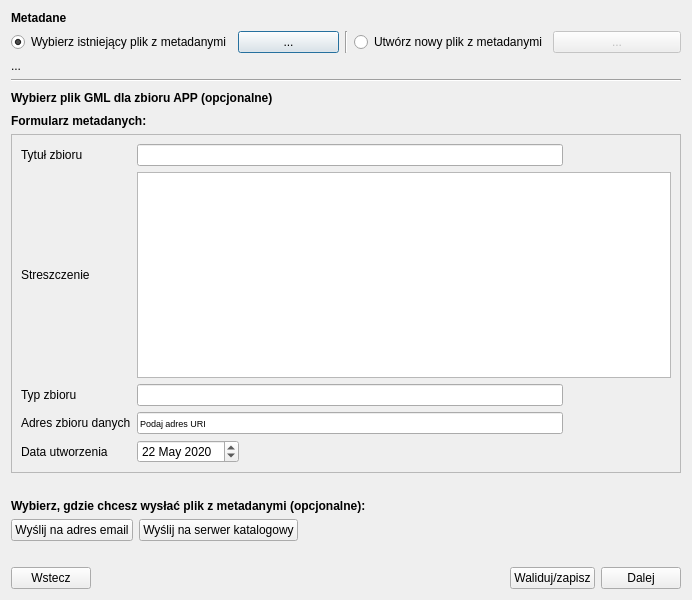
Above: modules/metadata/views/ui/metadane_dialog_base.ui from envirosolutionspl/wtyczka_qgis_app before the change. Below: the same form after it.
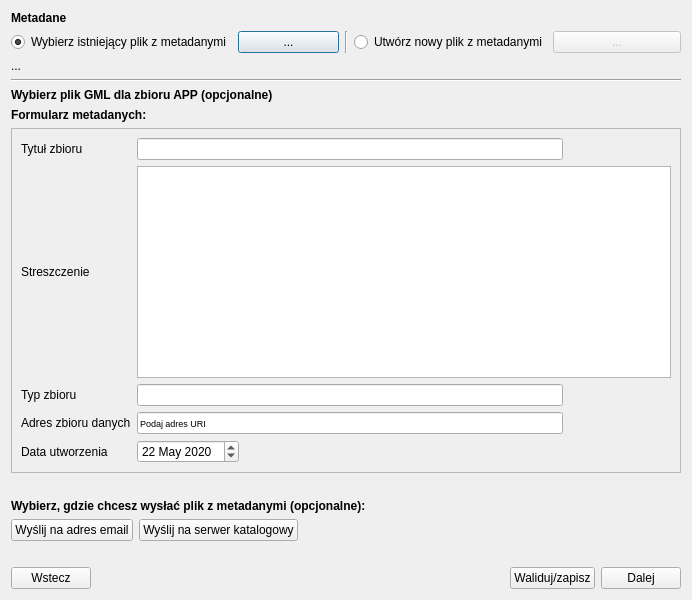
That is the form after the change. Custom widgets are drawn as their Qt base class.

```diff
--- a/modules/metadata/views/ui/metadane_dialog_base.ui
+++ b/modules/metadata/views/ui/metadane_dialog_base.ui
@@ -125,19 +125,6 @@
          </property>
         </widget>
        </item>
-       <item>
-        <spacer name="horizontalSpacer">
-         <property name="orientation">
-          <enum>Qt::Horizontal</enum>
-         </property>
-         <property name="sizeHint" stdset="0">
-          <size>
-           <width>40</width>
-           <height>20</height>
-          </size>
-         </property>
-        </spacer>
-       </item>
        <item>
         <widget class="QgsFileWidget" name="chooseSet_widget"/>
        </item>
@@ -172,8 +159,8 @@
          <rect>
           <x>0</x>
           <y>0</y>
-          <width>666</width>
-          <height>282</height>
+          <width>676</width>
+          <height>391</height>
          </rect>
         </property>
         <layout class="QGridLayout" name="gridLayout_2">
```
